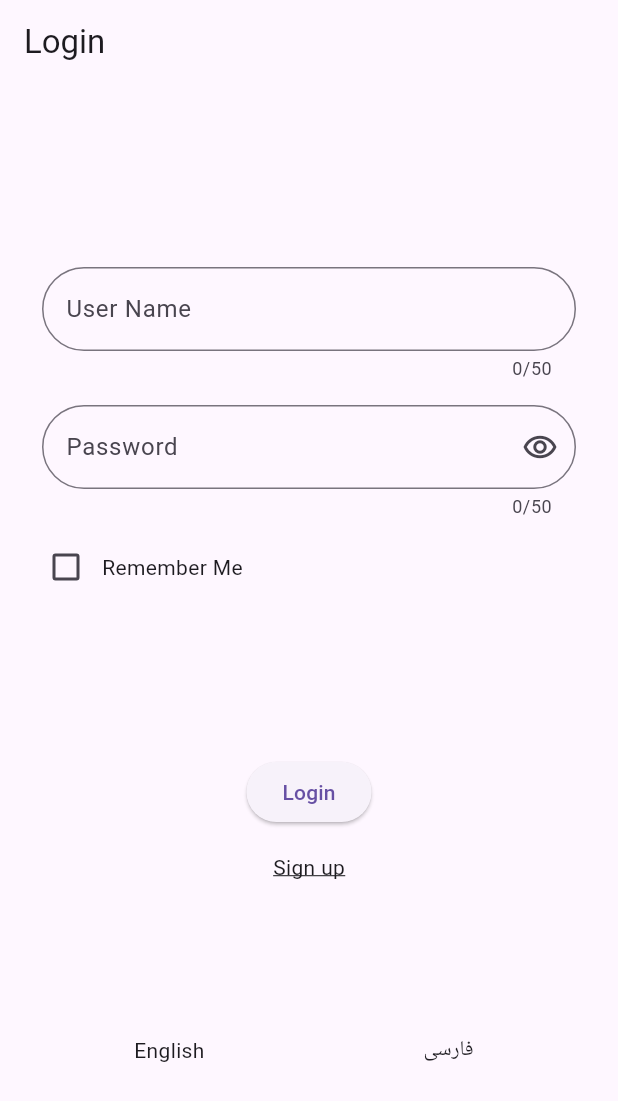
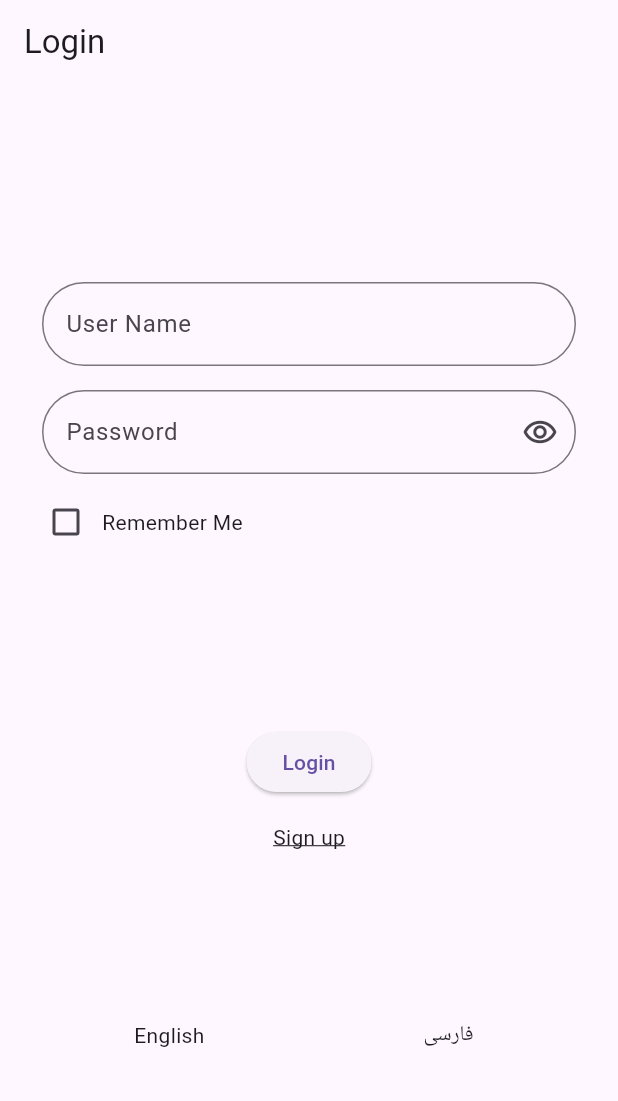
Before and after one commit to SaeedJamei/Store, a Flutter app: the screen it shows after launch, on a phone screen of 412 x 824 dp. Shown: the top 1101 px of the screen. Run offline on Flutter 3.47's test engine with Material 3 defaults, Android fonts, the phone set to English and light mode, and no system bars; our stand-ins replace either_dart, flutter_colorpicker, get, image_picker, shared_preferences.

Commit message:
edit circularProgressIndicators scale and textFields counterText

```diff
--- a/lib/src/pages/admin/add_product/views/admin_add_product_page.dart
+++ b/lib/src/pages/admin/add_product/views/admin_add_product_page.dart
@@ -37,7 +37,7 @@ class AdminAddProductPage extends GetView<AdminAddProductController> {
       onPressed:
           controller.isLoading.value ? null : controller.onRegisterPressed,
       child: controller.isLoading.value
-          ? const CircularProgressIndicator()
+          ? Transform.scale(scale: 0.75 ,child: const CircularProgressIndicator())
           : Text(LocaleKeys.register.tr)));
 
   Widget _addColors(BuildContext context) => Padding(
--- a/lib/src/pages/admin/edit_product/views/admin_edit_product_page.dart
+++ b/lib/src/pages/admin/edit_product/views/admin_edit_product_page.dart
@@ -53,7 +53,7 @@ class AdminEditProductPage extends GetView<AdminEditProductController> {
       onPressed:
           controller.isEditLoading.value ? null : controller.onEditPressed,
       child: controller.isEditLoading.value
-          ? const CircularProgressIndicator()
+          ? Transform.scale(scale: 0.75 ,child: const CircularProgressIndicator())
           : Text(LocaleKeys.edit.tr));
 
   Widget _addColors(BuildContext context) => Padding(
--- a/lib/src/pages/admin/home/views/admin_home_page.dart
+++ b/lib/src/pages/admin/home/views/admin_home_page.dart
@@ -150,6 +150,7 @@ class AdminHomePage extends GetView<AdminHomeController> {
           controller: controller.searchTextController,
           onChanged: (value) => controller.onSearchTextChange(value),
           decoration: const InputDecoration(
+            counterText: '',
               suffixIcon: Icon(Icons.search),
               border: OutlineInputBorder(
                 borderRadius: BorderRadius.all(
--- a/lib/src/pages/customer/detail_product/controllers/customer_detail_product_controller.dart
+++ b/lib/src/pages/customer/detail_product/controllers/customer_detail_product_controller.dart
@@ -19,7 +19,7 @@ class CustomerDetailProductController extends GetxController {
   RxInt price = RxInt(0);
   RxInt count = RxInt(0);
   RxInt id = RxInt(0);
-  List<String> colors = RxList<String>();
+  RxList<String> colors = RxList();
   RxBool isGetProductLoad = false.obs;
   RxBool isGetProductRetry = false.obs;
   RxBool isAddToShoppingCartLoad = false.obs;
--- a/lib/src/pages/customer/detail_product/views/customer_detail_product_page.dart
+++ b/lib/src/pages/customer/detail_product/views/customer_detail_product_page.dart
@@ -69,7 +69,7 @@ class CustomerDetailProductPage
               ? null
               : controller.onAddToCartTap,
           child: controller.isAddToShoppingCartLoad.value
-              ? const CircularProgressIndicator()
+              ? Transform.scale(scale: 0.75 ,child: const CircularProgressIndicator())
               : Text(LocaleKeys.addToCart.tr),
         );
       });
--- a/lib/src/pages/customer/home/views/customer_home_page.dart
+++ b/lib/src/pages/customer/home/views/customer_home_page.dart
@@ -168,6 +168,7 @@ class CustomerHomePage extends GetView<CustomerHomeController> {
           controller: controller.searchTextController,
           onChanged: (value) => controller.onSearchTextChange(value),
           decoration: const InputDecoration(
+            counterText: '',
               suffixIcon: Icon(Icons.search),
               border: OutlineInputBorder(
                 borderRadius: BorderRadius.all(
--- a/lib/src/pages/customer/shopping_cart/views/customer_shopping_cart_page.dart
+++ b/lib/src/pages/customer/shopping_cart/views/customer_shopping_cart_page.dart
@@ -87,6 +87,6 @@ class CustomerShoppingCartPage extends GetView<CustomerShoppingCartController> {
               ? null
               : controller.onPaymentPressed,
       child: controller.isPaymentLoading.value
-          ? const CircularProgressIndicator()
+          ? Transform.scale(scale: 0.75 ,child: const CircularProgressIndicator())
           : Text(LocaleKeys.payment.tr));
 }
--- a/lib/src/pages/login/views/login_page.dart
+++ b/lib/src/pages/login/views/login_page.dart
@@ -55,7 +55,7 @@ class LoginPage extends GetView<LoginController> {
         return ElevatedButton(
           onPressed: controller.isLoading.value ? null : controller.onLoginTap,
           child: controller.isLoading.value
-              ? const CircularProgressIndicator()
+              ? Transform.scale(scale: 0.75 ,child: const CircularProgressIndicator())
               : Text(LocaleKeys.login.tr),
         );
       }),
@@ -129,6 +129,7 @@ class LoginPage extends GetView<LoginController> {
           autovalidateMode: AutovalidateMode.onUserInteraction,
           obscureText: controller.isPasswordVisible.value,
           decoration: InputDecoration(
+            counterText: '',
             suffixIcon: InkWell(
                 onTap: controller.onEyeTap,
                 child: const Icon(Icons.remove_red_eye_outlined)),
@@ -158,6 +159,7 @@ class LoginPage extends GetView<LoginController> {
             : null,
         autovalidateMode: AutovalidateMode.onUserInteraction,
         decoration: InputDecoration(
+          counterText: '',
           label: Text(
             LocaleKeys.userName.tr,
             overflow: TextOverflow.ellipsis,
--- a/lib/src/pages/signup/views/signup_page.dart
+++ b/lib/src/pages/signup/views/signup_page.dart
@@ -34,7 +34,7 @@ class SignupPage extends GetView<SignupController> {
         return ElevatedButton(
           onPressed: controller.isLoading.value ? null : controller.onSignupTap,
           child: controller.isLoading.value
-              ? const CircularProgressIndicator()
+              ? Transform.scale(scale: 0.75 ,child: const CircularProgressIndicator())
               : Text(LocaleKeys.signup.tr),
         );
       });
```
Also changed, not shown: lib/src/pages/admin/home/controllers/admin_home_controller.dart (+11 -16 lines), lib/src/pages/customer/shopping_cart/controllers/customer_shopping_cart_controller.dart (indentation only).
